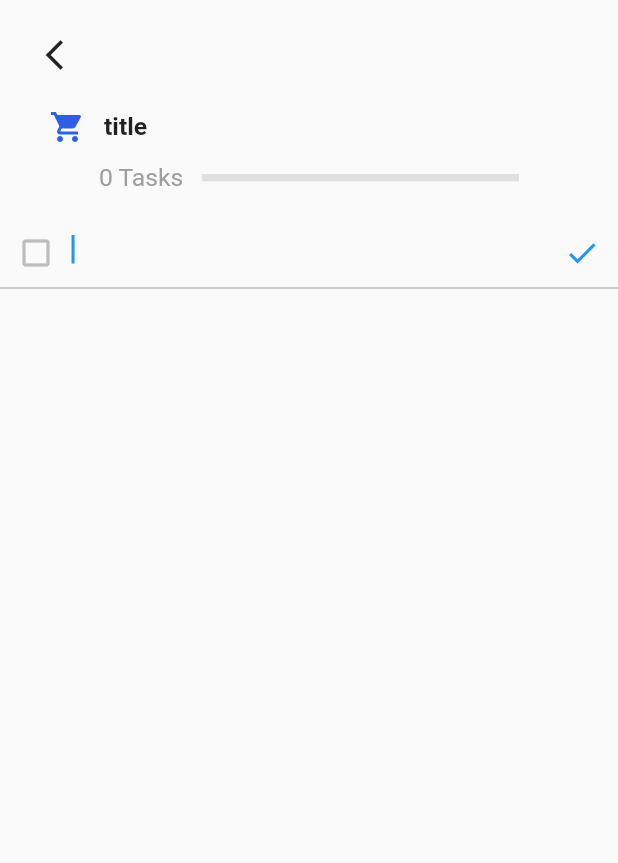
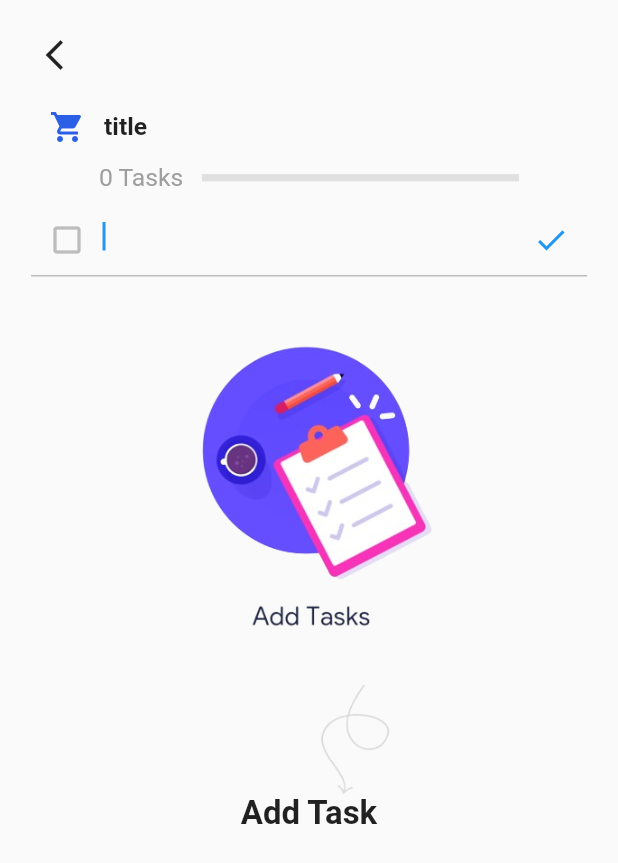
Before and after one commit to prims06/Todo-App, a Flutter app: the screen it shows after launch, after a tap on "title", on a phone screen of 412 x 824 dp. Shown: the top 863 px of the screen. Run offline on Flutter 3.47's test engine with Material 2 defaults, Android fonts, the phone set to English and light mode, and no system bars; drawn by our look-alikes of step_progress_indicator; our stand-ins replace dotted_border, equatable, flutter_easyloading, get, get_storage.

Commit message:
doing list

```diff
--- a/lib/app/modules/detail/view.dart
+++ b/lib/app/modules/detail/view.dart
@@ -3,6 +3,7 @@ import 'package:flutter_easyloading/flutter_easyloading.dart';
 import 'package:get/get.dart';
 import 'package:step_progress_indicator/step_progress_indicator.dart';
 import 'package:whatsapp_clone/app/core/utils/extention.dart';
+import 'package:whatsapp_clone/app/modules/detail/widgets/doing_list.dart';
 import 'package:whatsapp_clone/app/modules/home/controller.dart';
 
 class DetailPage extends StatelessWidget {
@@ -92,8 +93,8 @@ class DetailPage extends StatelessWidget {
           }),
           Padding(
               padding:
-                  EdgeInsets.symmetric(vertical: 2.0.wp, horizontal: 5.0.wp)),
-          TextFormField(
+                  EdgeInsets.symmetric(vertical: 2.0.wp, horizontal: 5.0.wp),
+              child: TextFormField(
                 controller: homeCtrl.editController,
                 autofocus: true,
                 decoration: InputDecoration(
@@ -125,7 +126,9 @@ class DetailPage extends StatelessWidget {
                   }
                   return null;
                 },
-          )
+              )),
+              DoingList(),
+
         ],
       ),
     ));
--- a/lib/app/modules/detail/widgets/doing_list.dart
+++ b/lib/app/modules/detail/widgets/doing_list.dart
@@ -0,0 +1,70 @@
+import 'package:flutter/material.dart';
+import 'package:flutter/src/widgets/container.dart';
+import 'package:flutter/src/widgets/framework.dart';
+import 'package:get/get.dart';
+import 'package:whatsapp_clone/app/core/utils/extention.dart';
+import 'package:whatsapp_clone/app/modules/home/controller.dart';
+
+class DoingList extends StatelessWidget {
+  final homeCtrl = Get.find<HomeController>();
+  DoingList({Key? key}) : super(key: key);
+
+  @override
+  Widget build(BuildContext context) {
+    return Obx(() => homeCtrl.doingTodos.isEmpty && homeCtrl.doneTodos.isEmpty
+        ? Column(
+            children: [
+              Image.asset(
+                'assets/images/add_task.png',
+                fit: BoxFit.cover,
+                width: 65.0.wp,
+              ),
+              Text(
+                'Add Task',
+                style:
+                    TextStyle(fontWeight: FontWeight.bold, fontSize: 16.0.sp),
+              )
+            ],
+          )
+        : ListView(
+            shrinkWrap: true,
+            physics: const ClampingScrollPhysics(),
+            children: [
+              ...homeCtrl.doingTodos
+                  .map((element) => Padding(
+                        padding: EdgeInsets.symmetric(
+                            vertical: 3.0.wp, horizontal: 9.0.wp),
+                        child: Row(
+                          children: [
+                            SizedBox(
+                              width: 20,
+                              height: 20,
+                              child: Checkbox(
+                                fillColor: MaterialStateProperty.resolveWith(
+                                    (states) => Colors.grey),
+                                value: element['done'],
+                                onChanged: (value) {
+                                  homeCtrl.doneTodo(element['title']);
+                                },
+                              ),
+                            ),
+
+                            Padding(
+                              padding: EdgeInsets.symmetric(horizontal: 4.0.wp),
+                              child: Text(
+                                element['title'],
+                              ),
+                            )
+                          ],
+                        ),
+                      ))
+                  .toList(),
+                  if(homeCtrl.doingTodos.isNotEmpty)
+                 Padding(
+                   padding: EdgeInsets.symmetric(horizontal:5.0.wp),
+                   child: const Divider(thickness: 2,),
+                 )
+            ],
+          ));
+  }
+}
--- a/lib/app/modules/home/controller.dart
+++ b/lib/app/modules/home/controller.dart
@@ -108,4 +108,15 @@ class HomeController extends GetxController {
     tasks[oldIdx] = newTask;
     tasks.refresh();
   }
+
+  void doneTodo(String title) {
+    var doingTodo = {'title': title, 'done': false};
+    int index = doingTodos.indexWhere(
+        (element) => mapEquals<String, dynamic>(doingTodo, element));
+    doingTodos.removeAt(index);
+    var doneTodo = {'title': title, 'done': true};
+    doneTodos.add(doneTodo);
+    doingTodos.refresh();
+    doneTodos.refresh();
+  }
 }
```
Also changed, not shown: assets/images/add_task.png (added). Lines whose indentation alone changed are shown as unchanged.
